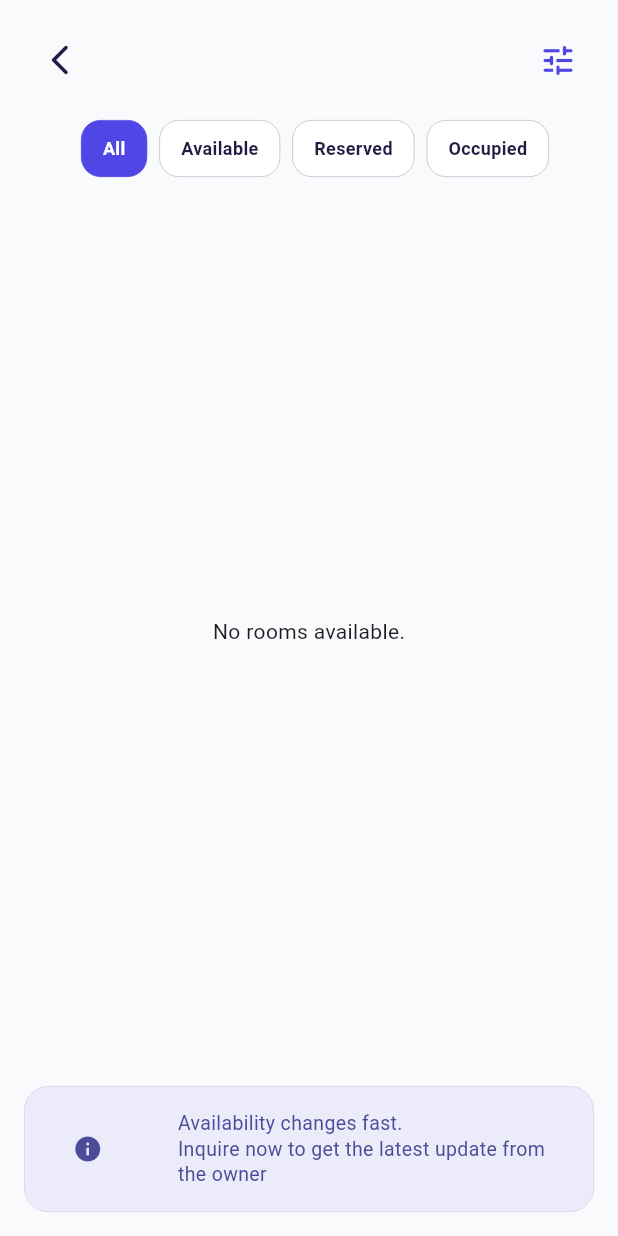
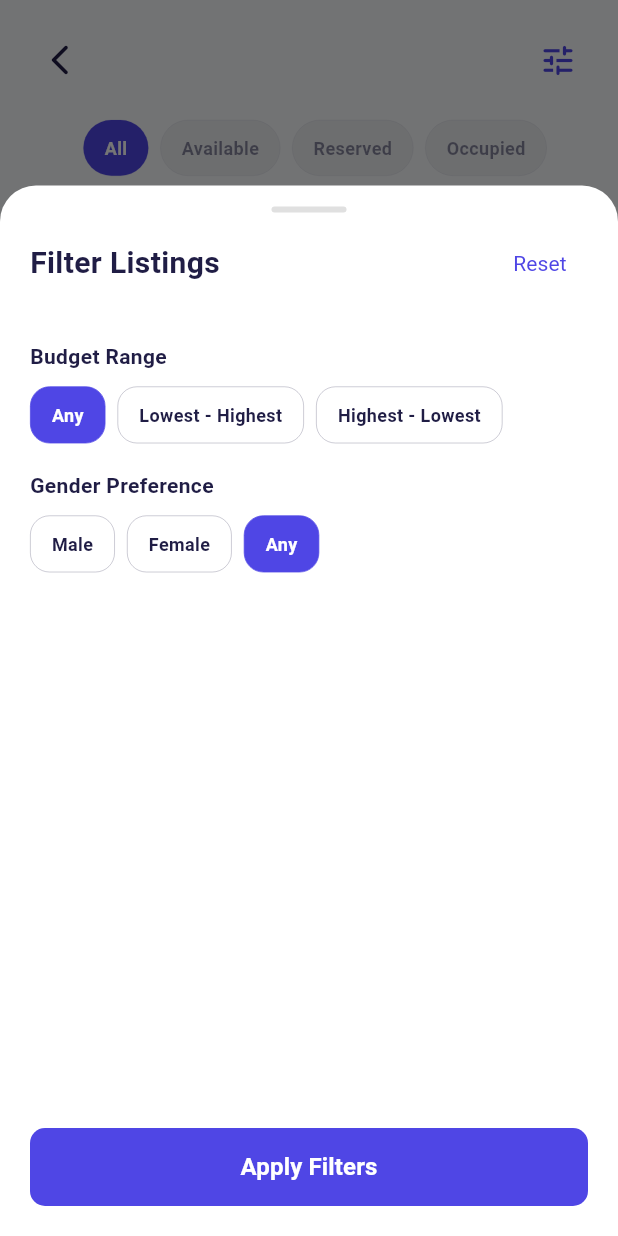
Before and after one commit to johancurato1-stack/BH-Finder-Main, a Flutter app: the ViewRoomsScreen screen opened directly with empty values, after a tap on the "tune" icon, on a phone screen of 412 x 824 dp. Run offline on Flutter 3.47's test engine with Material 3 defaults, Android fonts, the phone set to English and light mode, and no system bars; network calls fail.

Commit message:
feat: finished a new screen called the room details screen.

```diff
--- a/lib/core/data/mock_data/mock_room.dart
+++ b/lib/core/data/mock_data/mock_room.dart
@@ -13,6 +13,7 @@ class RoomDataSource {
       capacity: "1/1",
       imageUrl:
           "https://images.unsplash.com/photo-1598928506311-c55ded91a20c?auto=format&fit=crop&q=80&w=300",
+      description: "This room is very good!",
     ),
     RoomModel(
       id: "r2",
@@ -24,6 +25,7 @@ class RoomDataSource {
       capacity: "1/2",
       imageUrl:
           "https://images.unsplash.com/photo-1505691938895-1758d7feb511?q=80&w=600",
+      description: "This room is very good!",
     ),
     RoomModel(
       id: "r3",
@@ -35,6 +37,7 @@ class RoomDataSource {
       capacity: "2/2",
       imageUrl:
           "https://images.unsplash.com/photo-1502672260266-1c1ef2d93688?q=80&w=600",
+      description: "This room is very good!",
     ),
     // Rooms for "Modern Zen" (ID: 16)
     RoomModel(
@@ -47,6 +50,7 @@ class RoomDataSource {
       capacity: "1/2",
       imageUrl:
           "https://images.unsplash.com/photo-1505691938895-1758d7feb511?q=80&w=600",
+      description: "This room is very good!",
     ),
     // Rooms for "Pacific View" (ID: 18)
     RoomModel(
@@ -59,6 +63,7 @@ class RoomDataSource {
       capacity: "2/2",
       imageUrl:
           "https://images.unsplash.com/photo-1502672260266-1c1ef2d93688?q=80&w=600",
+      description: "This room is very good!",
     ),
   ];
 }
--- a/lib/core/data/models/room_model.dart
+++ b/lib/core/data/models/room_model.dart
@@ -7,6 +7,7 @@ class RoomModel {
   final String genderRules;
   final String capacity;
   final String imageUrl;
+  final String description;
 
   RoomModel({
     required this.id,
@@ -17,5 +18,6 @@ class RoomModel {
     required this.genderRules,
     required this.capacity,
     required this.imageUrl,
+    required this.description,
   });
 }
--- /dev/null
+++ b/lib/shared/widgets/filter_bottom_sheet_2.dart
@@ -0,0 +1,169 @@
+import 'package:flutter/material.dart';
+import 'package:bh_finder/core/theme/app_colors.dart';
+import 'package:bh_finder/shared/widgets/filter/filter_button.dart';
+import 'package:bh_finder/shared/widgets/custom_button.dart';
+
+class FilterBottomSheet2 extends StatefulWidget {
+  const FilterBottomSheet2({super.key});
+
+  static void show(BuildContext context) {
+    showModalBottomSheet(
+      context: context,
+      isScrollControlled: true,
+      backgroundColor: Colors.transparent,
+      builder: (context) => const FilterBottomSheet2(),
+    );
+  }
+
+  @override
+  State<FilterBottomSheet2> createState() => _FilterBottomSheetState();
+}
+
+class _FilterBottomSheetState extends State<FilterBottomSheet2> {
+  // State variables - using String for single selection
+  String _selectedBudget = 'Any';
+  String _selectedGender = 'Any';
+
+  final List<String> _budgets = ['Any', 'Lowest - Highest', 'Highest - Lowest'];
+
+  final List<String> _genders = ['Male', 'Female', 'Any'];
+
+  void _resetFilters() {
+    setState(() {
+      _selectedBudget = 'Any';
+      _selectedGender = 'Any';
+    });
+  }
+
+  @override
+  Widget build(BuildContext context) {
+    return Container(
+      constraints: BoxConstraints(
+        maxHeight: MediaQuery.of(context).size.height * 0.85,
+      ),
+      decoration: const BoxDecoration(
+        color: AppColors.white,
+        borderRadius: BorderRadius.only(
+          topLeft: Radius.circular(24),
+          topRight: Radius.circular(24),
+        ),
+      ),
+      child: Column(
+        mainAxisSize: MainAxisSize.min,
+        children: [
+          // Drag Handle
+          const SizedBox(height: 14),
+          Container(
+            width: 50,
+            height: 4,
+            decoration: BoxDecoration(
+              color: Colors.grey.shade300,
+              borderRadius: BorderRadius.circular(2),
+            ),
+          ),
+
+          // Header
+          Padding(
+            padding: const EdgeInsets.fromLTRB(20, 10, 20, 0),
+            child: Row(
+              mainAxisAlignment: MainAxisAlignment.spaceBetween,
+              children: [
+                const Text(
+                  'Filter Listings',
+                  style: TextStyle(
+                    fontSize: 20,
+                    fontWeight: FontWeight.w700,
+                    color: AppColors.secondary,
+                    fontFamily: 'Roboto',
+                  ),
+                ),
+                TextButton(
+                  onPressed: _resetFilters,
+                  child: const Text(
+                    'Reset',
+                    style: TextStyle(
+                      fontSize: 14,
+                      color: AppColors.primary,
+                      fontWeight: FontWeight.w400,
+                      fontFamily: 'Roboto',
+                    ),
+                  ),
+                ),
+              ],
+            ),
+          ),
+
+          // Content
+          Expanded(
+            child: ListView(
+              padding: const EdgeInsets.fromLTRB(20, 10, 20, 20),
+              children: [
+                _buildSectionTitle('Budget Range'),
+                _buildStaticGrid(
+                  _budgets,
+                  _selectedBudget,
+                  (val) => setState(() => _selectedBudget = val),
+                ),
+                _buildSectionTitle('Gender Preference'),
+                _buildStaticGrid(
+                  _genders,
+                  _selectedGender,
+                  (val) => setState(() => _selectedGender = val),
+                ),
+              ],
+            ),
+          ),
+
+          // Apply Button
+          Padding(
+            padding: EdgeInsets.fromLTRB(
+              20,
+              20,
+              20,
+              MediaQuery.of(context).padding.bottom + 20,
+            ),
+            child: CustomButton(
+              text: 'Apply Filters',
+              onPressed: () {
+                // Pass back selected values if needed here
+                Navigator.pop(context);
+              },
+            ),
+          ),
+        ],
+      ),
+    );
+  }
+
+  Widget _buildSectionTitle(String title) {
+    return Padding(
+      padding: const EdgeInsets.only(top: 18, bottom: 10),
+      child: Text(
+        title,
+        style: const TextStyle(
+          fontSize: 14,
+          fontWeight: FontWeight.bold,
+          color: AppColors.secondary,
+        ),
+      ),
+    );
+  }
+
+  Widget _buildStaticGrid(
+    List<String> options,
+    String selectedValue,
+    Function(String) onSelect,
+  ) {
+    return Wrap(
+      spacing: 8,
+      runSpacing: 8,
+      children: options.map((option) {
+        return FilterButton(
+          label: option,
+          isSelected: selectedValue == option,
+          onTap: () => onSelect(option),
+        );
+      }).toList(),
+    );
+  }
+}
--- /dev/null
+++ b/lib/shared/widgets/filter_button_2.dart
@@ -0,0 +1,78 @@
+import 'package:flutter/material.dart';
+import 'package:bh_finder/core/theme/app_colors.dart';
+
+class FilterButton2 extends StatelessWidget {
+  final String label;
+  final bool isSelected;
+  final VoidCallback onTap;
+  final IconData? icon;
+  final bool isStatusType;
+  final Color? statusColor;
+
+  const FilterButton2({
+    super.key,
+    required this.label,
+    required this.isSelected,
+    required this.onTap,
+    this.icon,
+    this.isStatusType = false,
+    this.statusColor,
+  });
+
+  @override
+  Widget build(BuildContext context) {
+    return GestureDetector(
+      onTap: onTap,
+      child: AnimatedContainer(
+        duration: const Duration(milliseconds: 150),
+        padding: EdgeInsets.symmetric(horizontal: 14, vertical: 10),
+        decoration: BoxDecoration(
+          color: isSelected
+              ? AppColors.primary
+              : AppColors.tertiary.withOpacity(0.05),
+          borderRadius: BorderRadius.circular(50),
+          border: Border.all(
+            color: isSelected
+                ? AppColors.primary
+                : AppColors.tertiary.withOpacity(0.3),
+            width: 0.1,
+          ),
+        ),
+        child: Row(
+          mainAxisSize: MainAxisSize.min,
+          children: [
+            if (isStatusType && statusColor != null) ...[
+              Container(
+                width: 14,
+                height: 14,
+                decoration: const BoxDecoration(
+                  color: AppColors.white,
+                  shape: BoxShape.circle,
+                ),
+                padding: const EdgeInsets.all(2.5),
+                child: Container(
+                  decoration: BoxDecoration(
+                    color: statusColor,
+                    shape: BoxShape.circle,
+                  ),
+                ),
+              ),
+              const SizedBox(width: 6),
+            ],
+            Text(
+              label,
+              style: TextStyle(
+                color: isSelected
+                    ? AppColors.white
+                    : AppColors.secondary.withOpacity(0.5),
+                fontWeight: FontWeight.w600,
+                fontSize: 12,
+                fontFamily: 'Roboto',
+              ),
+            ),
+          ],
+        ),
+      ),
+    );
+  }
+}
--- a/lib/shared/widgets/screens/view_rooms_screen.dart
+++ b/lib/shared/widgets/screens/view_rooms_screen.dart
@@ -2,7 +2,9 @@ import 'package:flutter/material.dart';
 import 'package:bh_finder/core/theme/app_colors.dart';
 import 'package:bh_finder/core/data/models/room_model.dart';
 import 'package:bh_finder/shared/widgets/room_card.dart';
-import 'package:bh_finder/shared/widgets/filter/filter_button.dart';
+import 'package:bh_finder/shared/widgets/filter_button_2.dart';
+import 'package:bh_finder/shared/widgets/filter_bottom_sheet_2.dart';
+import 'package:bh_finder/shared/widgets/screens/room_detail_screen.dart';
 
 class ViewRoomsScreen extends StatefulWidget {
   final String bhName;
@@ -54,7 +56,7 @@ class _ViewRoomsScreenState extends State<ViewRoomsScreen> {
                     ),
                   ),
                   IconButton(
-                    onPressed: () {},
+                    onPressed: () => FilterBottomSheet2.show(context),
                     icon: const Icon(Icons.tune_rounded),
                     color: AppColors.primary,
                     iconSize: 26,
@@ -71,7 +73,7 @@ class _ViewRoomsScreenState extends State<ViewRoomsScreen> {
                     .map(
                       (label) => Padding(
                         padding: const EdgeInsets.only(right: 8),
-                        child: FilterButton(
+                        child: FilterButton2(
                           label: label,
                           isSelected: _selectedFilter == label,
                           onTap: () => setState(() => _selectedFilter = label),
@@ -85,39 +87,47 @@ class _ViewRoomsScreenState extends State<ViewRoomsScreen> {
             Expanded(
               child: Column(
                 children: [
-                  // This holds the list and takes up available space
                   Expanded(
                     child: _filteredRooms.isEmpty
                         ? const Center(child: Text("No rooms available."))
                         : ListView.builder(
                             padding: const EdgeInsets.symmetric(horizontal: 16),
                             itemCount: _filteredRooms.length,
-                            itemBuilder: (context, index) => RoomCard(
-                              room: _filteredRooms[index],
-                              onTap: () {},
-                            ),
+                            itemBuilder: (context, index) {
+                              final room = _filteredRooms[index];
+                              return RoomCard(
+                                room: room,
+                                onTap: () {
+                                  Navigator.push(
+                                    context,
+                                    MaterialPageRoute(
+                                      builder: (context) =>
+                                          RoomDetailScreen(room: room),
+                                    ),
+                                  );
+                                },
+                              );
+                            },
                           ),
                   ),
-                  // THIS IS YOUR BOTTOM SIGN
+                  // Bottom Sign
                   Container(
                     margin: const EdgeInsets.all(16),
                     padding: const EdgeInsets.all(16),
                     decoration: BoxDecoration(
-                      color: const Color(
-                        0xFFEBEBFA,
-                      ), // Matches your light purple background
+                      color: const Color(0xFFEBEBFA),
                       borderRadius: BorderRadius.circular(16),
                       border: Border.all(
                         color: const Color(0xFFD1D1E9),
                         width: 0.5,
-                      ), // Subtle border
+                      ),
                     ),
                     child: Row(
                       children: [
                         const SizedBox(width: 16),
                         const Icon(
                           Icons.info,
-                          color: Color(0xFF4B4B9A), // Matches your icon color
+                          color: Color(0xFF4B4B9A),
                           size: 20,
                         ),
                         const SizedBox(width: 50),
```
Also changed, not shown: lib/shared/widgets/room_card.dart (+9 -10 lines), lib/shared/widgets/screens/bh_detail_screen.dart (+21 -10 lines), lib/shared/widgets/screens/room_detail_screen.dart (added, +295 -0 lines).
